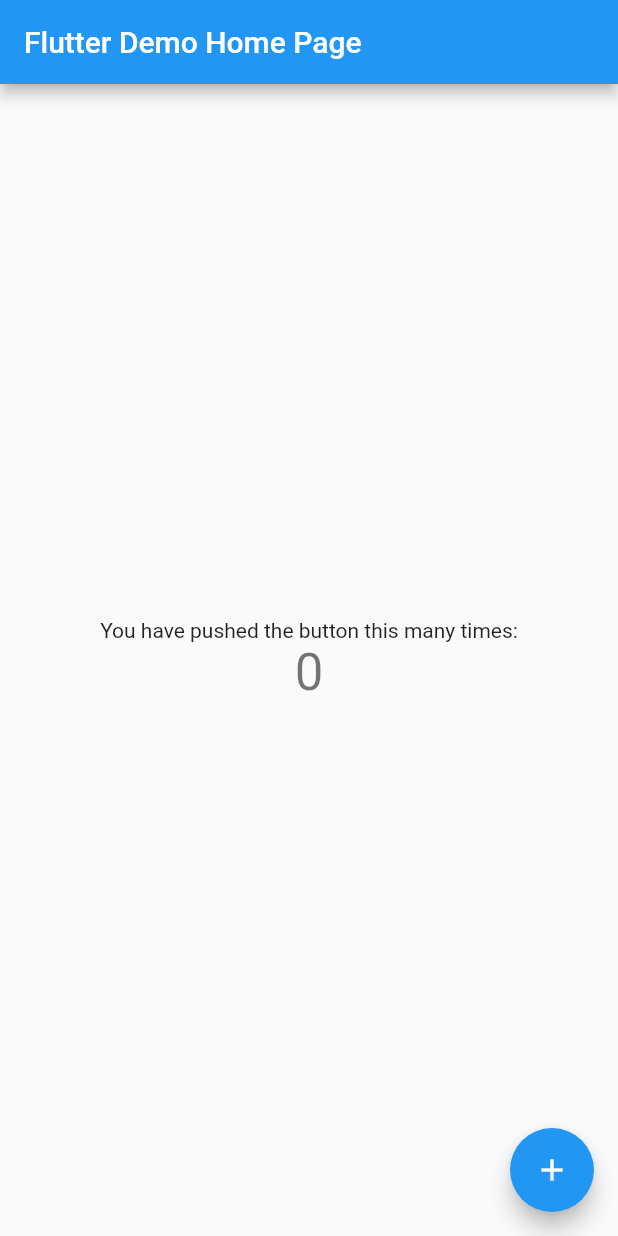
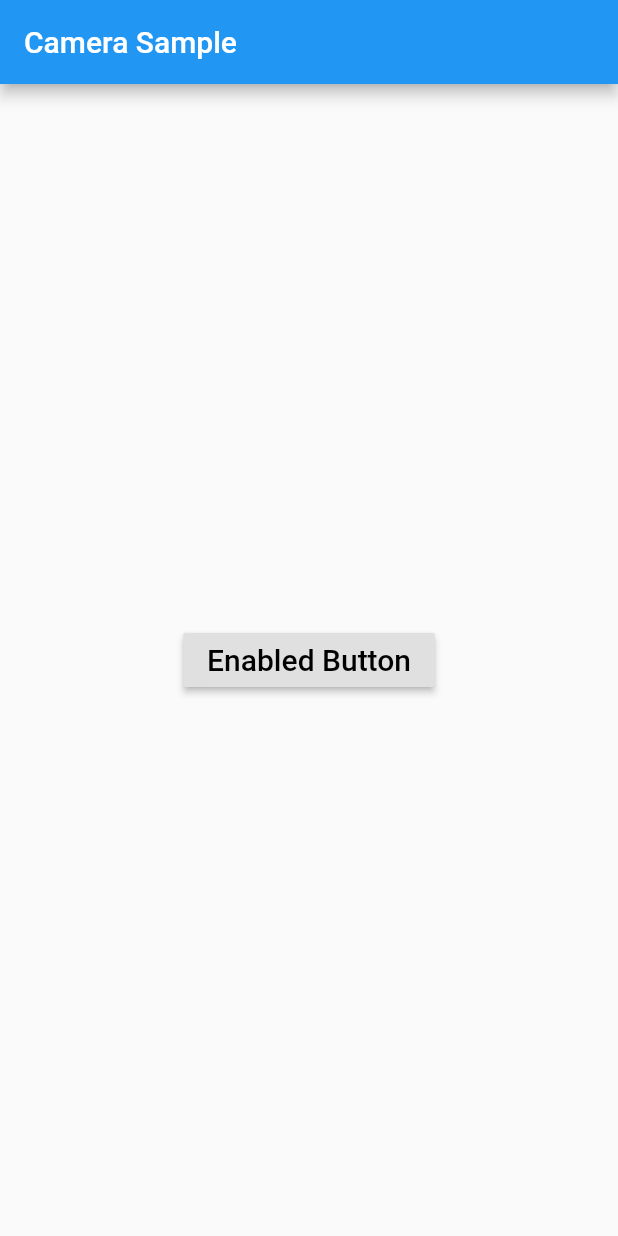
Before and after one commit to ericdallo/flutter_camera_sample, a Flutter app: the screen it shows after launch, on a phone screen of 412 x 824 dp. Run offline on Flutter 3.47's test engine with Material 2 defaults, Android fonts, the phone set to English and light mode, and no system bars.

Commit message:
Wip create main

```diff
--- /dev/null
+++ b/go/hover.yaml
@@ -0,0 +1,5 @@
+target: lib/main_desktop.dart
+branch: "" # Change to "@latest" to download the latest go-flutter version on every build
+# cache-path: "/home/YOURUSERNAME/.cache/" #  https://github.com/go-flutter-desktop/go-flutter/issues/184
+# opengl: "none" # Uncomment this line if you have trouble with your OpenGL driver (https://github.com/go-flutter-desktop/go-flutter/issues/272)
+docker: false
--- a/lib/main.dart
+++ b/lib/main.dart
@@ -1,111 +1,39 @@
 import 'package:flutter/material.dart';
 
-void main() => runApp(MyApp());
+void main() {
+  WidgetsFlutterBinding.ensureInitialized();
 
-class MyApp extends StatelessWidget {
-  // This widget is the root of your application.
+  runApp(App());
+}
+
+class App extends StatelessWidget {
   @override
   Widget build(BuildContext context) {
     return MaterialApp(
-      title: 'Flutter Demo',
-      theme: ThemeData(
-        // This is the theme of your application.
-        //
-        // Try running your application with "flutter run". You'll see the
-        // application has a blue toolbar. Then, without quitting the app, try
-        // changing the primarySwatch below to Colors.green and then invoke
-        // "hot reload" (press "r" in the console where you ran "flutter run",
-        // or simply save your changes to "hot reload" in a Flutter IDE).
-        // Notice that the counter didn't reset back to zero; the application
-        // is not restarted.
-        primarySwatch: Colors.blue,
-      ),
-      home: MyHomePage(title: 'Flutter Demo Home Page'),
+      title: 'Camera sample',
+      home: FirstScreen(),
     );
   }
 }
 
-class MyHomePage extends StatefulWidget {
-  MyHomePage({Key key, this.title}) : super(key: key);
-
-  // This widget is the home page of your application. It is stateful, meaning
-  // that it has a State object (defined below) that contains fields that affect
-  // how it looks.
-
-  // This class is the configuration for the state. It holds the values (in this
-  // case the title) provided by the parent (in this case the App widget) and
-  // used by the build method of the State. Fields in a Widget subclass are
-  // always marked "final".
-
-  final String title;
-
-  @override
-  _MyHomePageState createState() => _MyHomePageState();
-}
-
-class _MyHomePageState extends State<MyHomePage> {
-  int _counter = 0;
-
-  void _incrementCounter() {
-    setState(() {
-      // This call to setState tells the Flutter framework that something has
-      // changed in this State, which causes it to rerun the build method below
-      // so that the display can reflect the updated values. If we changed
-      // _counter without calling setState(), then the build method would not be
-      // called again, and so nothing would appear to happen.
-      _counter++;
-    });
-  }
-
+class FirstScreen extends StatelessWidget {
   @override
   Widget build(BuildContext context) {
-    // This method is rerun every time setState is called, for instance as done
-    // by the _incrementCounter method above.
-    //
-    // The Flutter framework has been optimized to make rerunning build methods
-    // fast, so that you can just rebuild anything that needs updating rather
-    // than having to individually change instances of widgets.
     return Scaffold(
       appBar: AppBar(
-        // Here we take the value from the MyHomePage object that was created by
-        // the App.build method, and use it to set our appbar title.
-        title: Text(widget.title),
+        title: Text('Camera Sample'),
       ),
-      body: Center(
-        // Center is a layout widget. It takes a single child and positions it
-        // in the middle of the parent.
-        child: Column(
-          // Column is also a layout widget. It takes a list of children and
-          // arranges them vertically. By default, it sizes itself to fit its
-          // children horizontally, and tries to be as tall as its parent.
-          //
-          // Invoke "debug painting" (press "p" in the console, choose the
-          // "Toggle Debug Paint" action from the Flutter Inspector in Android
-          // Studio, or the "Toggle Debug Paint" command in Visual Studio Code)
-          // to see the wireframe for each widget.
-          //
-          // Column has various properties to control how it sizes itself and
-          // how it positions its children. Here we use mainAxisAlignment to
-          // center the children vertically; the main axis here is the vertical
-          // axis because Columns are vertical (the cross axis would be
-          // horizontal).
-          mainAxisAlignment: MainAxisAlignment.center,
-          children: <Widget>[
-            Text(
-              'You have pushed the button this many times:',
+      body: Container(
+        child: Center(
+          child: RaisedButton(
+            child: const Text(
+              'Enabled Button',
+              style: TextStyle(fontSize: 20, color: Colors.black,),
             ),
-            Text(
-              '$_counter',
-              style: Theme.of(context).textTheme.display1,
-            ),
-          ],
+            onPressed: () {},
+          ),
         ),
       ),
-      floatingActionButton: FloatingActionButton(
-        onPressed: _incrementCounter,
-        tooltip: 'Increment',
-        child: Icon(Icons.add),
-      ), // This trailing comma makes auto-formatting nicer for build methods.
     );
   }
 }
```
Also changed, not shown: lib/main_desktop.dart (added, +12 -0 lines), pubspec.yaml (+2 -53 lines), go/assets/icon.png (added), pubspec.lock, 7 other files.
